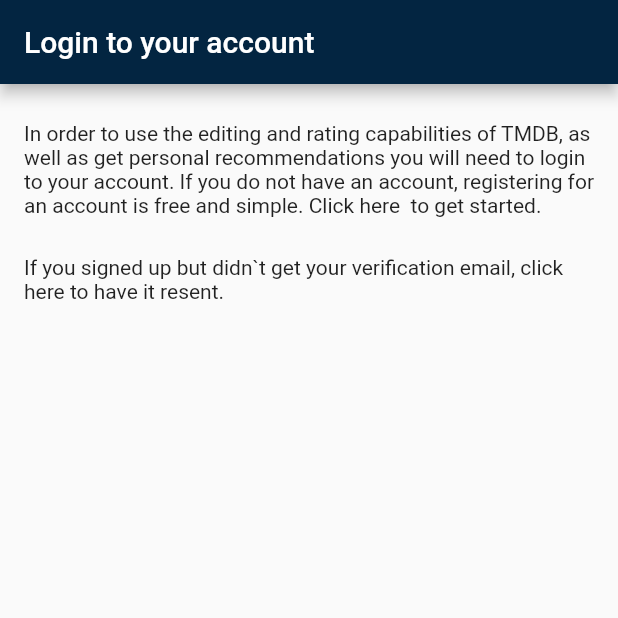
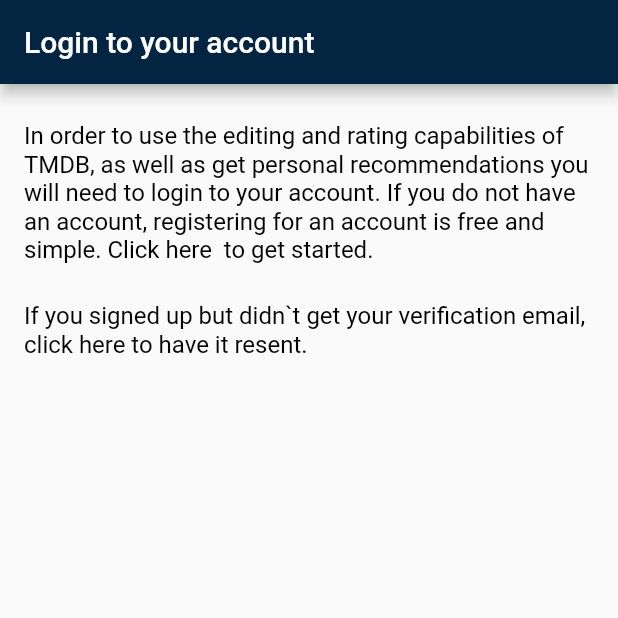
Before and after one commit to zavorgan/kino, a Flutter app: the screen it shows after launch, on a phone screen of 412 x 824 dp, the top half of it. Run offline on Flutter 3.47's test engine with Material 2 defaults, Android fonts, the phone set to English and light mode, and no system bars.

Commit message:
17/03/2022

```diff
--- a/lib/widgets/auth/auth_widget.dart
+++ b/lib/widgets/auth/auth_widget.dart
@@ -26,16 +26,24 @@
 
   @override
   Widget build(BuildContext context) {
+    final textStyle = const TextStyle(
+      fontSize: 16,
+      color: Colors.black,
+    );
     return Padding(
       padding: const EdgeInsets.symmetric(horizontal: 16),
       child: Column(
         children: [
           SizedBox(height: 25),
           Text(
-              'In order to use the editing and rating capabilities of TMDB, as well as get personal recommendations you will need to login to your account. If you do not have an account, registering for an account is free and simple. Click here  to get started.'),
+            'In order to use the editing and rating capabilities of TMDB, as well as get personal recommendations you will need to login to your account. If you do not have an account, registering for an account is free and simple. Click here  to get started.',
+            style: textStyle,
+          ),
           SizedBox(height: 25),
           Text(
-              'If you signed up but didn`t get your verification email, click here to have it resent.'),
+            'If you signed up but didn`t get your verification email, click here to have it resent.',
+            style: textStyle,
+          ),
         ],
       ),
     );
```
